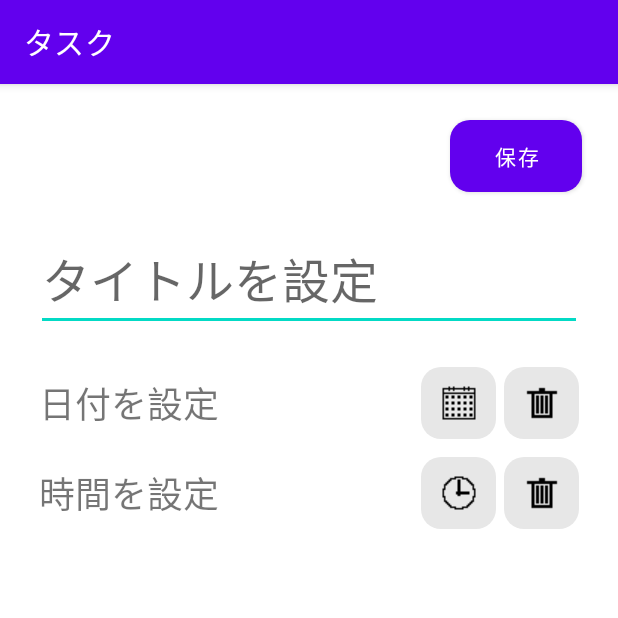
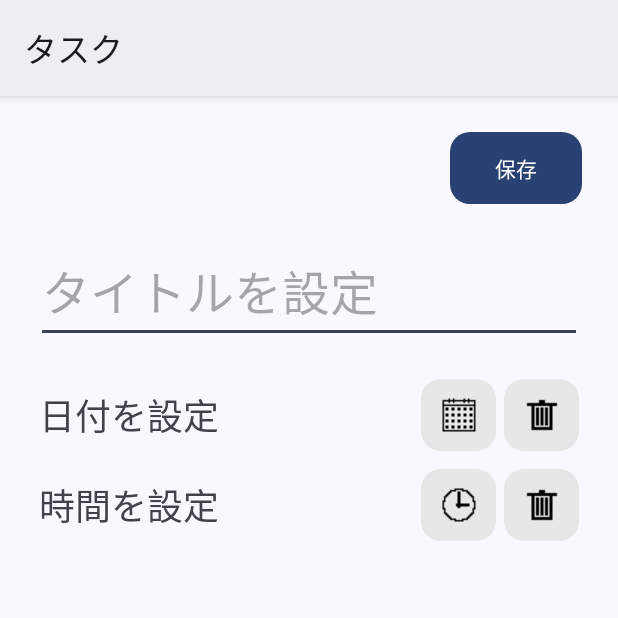
Before and after one commit to maruniko1118/TaskApplication, an Android app: the screen it shows after launch (RegisterActivity), after a tap on "タスク登録", on a phone screen of 412 x 824 dp, the top half of it. Run offline under Robolectric (Android 15) with nearby library versions, the phone set to English and light mode, and no system bars; our stand-ins replace navigation-ui.

Commit message:
Changes themes

```diff
--- a/app/src/main/res/values-night/themes.xml
+++ b/app/src/main/res/values-night/themes.xml
@@ -1,16 +1,6 @@
-<resources xmlns:tools="http://schemas.android.com/tools">
+<resources>
   <!-- Base application theme. -->
-  <style name="Theme.TaskApplication" parent="Theme.MaterialComponents.DayNight.DarkActionBar">
-    <!-- Primary brand color. -->
-    <item name="colorPrimary">@color/purple_200</item>
-    <item name="colorPrimaryVariant">@color/purple_700</item>
-    <item name="colorOnPrimary">@color/black</item>
-    <!-- Secondary brand color. -->
-    <item name="colorSecondary">@color/teal_200</item>
-    <item name="colorSecondaryVariant">@color/teal_200</item>
-    <item name="colorOnSecondary">@color/black</item>
-    <!-- Status bar color. -->
-    <item name="android:statusBarColor">?attr/colorPrimaryVariant</item>
+  <style name="Theme.TaskApplication" parent="Theme.Material3.DynamicColors.Dark">
     <!-- Customize your theme here. -->
   </style>
 </resources>
--- a/app/src/main/res/values/themes.xml
+++ b/app/src/main/res/values/themes.xml
@@ -1,16 +1,6 @@
-<resources xmlns:tools="http://schemas.android.com/tools">
+<resources>
   <!-- Base application theme. -->
-  <style name="Theme.TaskApplication" parent="Theme.MaterialComponents.DayNight.DarkActionBar">
-    <!-- Primary brand color. -->
-    <item name="colorPrimary">@color/purple_500</item>
-    <item name="colorPrimaryVariant">@color/purple_700</item>
-    <item name="colorOnPrimary">@color/white</item>
-    <!-- Secondary brand color. -->
-    <item name="colorSecondary">@color/teal_200</item>
-    <item name="colorSecondaryVariant">@color/teal_700</item>
-    <item name="colorOnSecondary">@color/black</item>
-    <!-- Status bar color. -->
-    <item name="android:statusBarColor">?attr/colorPrimaryVariant</item>
+  <style name="Theme.TaskApplication" parent="Theme.Material3.DynamicColors.Light">
     <!-- Customize your theme here. -->
   </style>
 </resources>
```
